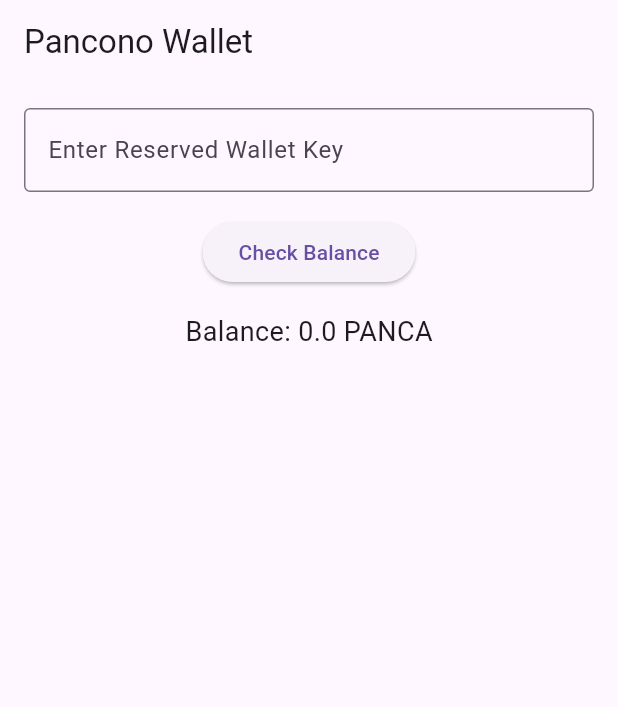
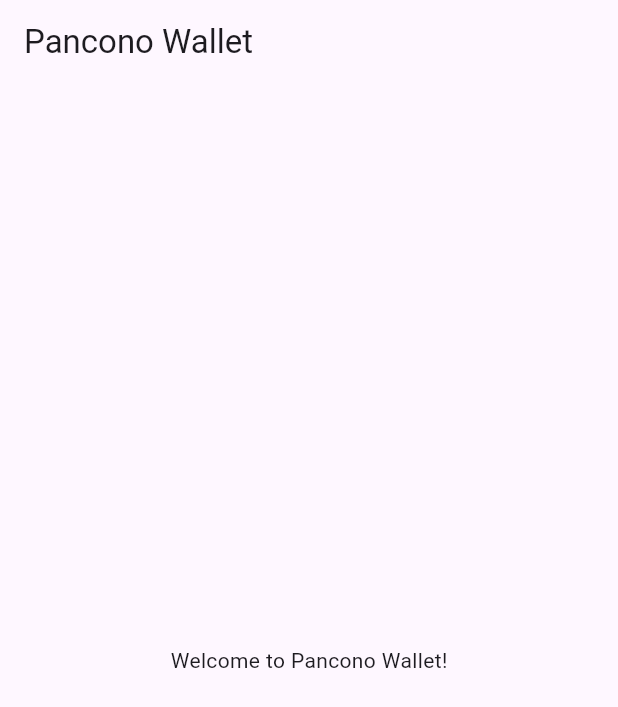
Before and after one commit to Olvind/pancono-mobile-wallet, a Flutter app: the screen it shows after launch, on a phone screen of 412 x 824 dp. Shown: the top 707 px of the screen. Run offline on Flutter 3.47's test engine with Material 3 defaults, Android fonts, the phone set to English and light mode, and no system bars.

Commit message:
Update main.dart

```diff
--- a/lib/main.dart
+++ b/lib/main.dart
@@ -1,67 +1,31 @@
 import 'package:flutter/material.dart';
 
 void main() {
-  runApp(PanconoWalletApp());
+  runApp(const MyApp());
 }
 
-class PanconoWalletApp extends StatelessWidget {
+class MyApp extends StatelessWidget {
+  const MyApp({super.key});
+
   @override
   Widget build(BuildContext context) {
     return MaterialApp(
       title: 'Pancono Wallet',
       theme: ThemeData(primarySwatch: Colors.blue),
-      home: WalletHomePage(),
+      home: const HomePage(),
     );
   }
 }
 
-class WalletHomePage extends StatefulWidget {
-  @override
-  _WalletHomePageState createState() => _WalletHomePageState();
-}
-
-class _WalletHomePageState extends State<WalletHomePage> {
-  final _keyController = TextEditingController();
-  Map<String, double> balances = {
-    'OWNER123456789': 2100000,
-    'TREASURY987654321': 1500000,
-    'RWPK_00000001': 5.0,
-    'RWPK_00000002': 5.0
-  };
-
-  double _balance = 0.0;
-
-  void _checkBalance() {
-    String key = _keyController.text.trim();
-    setState(() {
-      _balance = balances[key] ?? 0.0;
-    });
-  }
+class HomePage extends StatelessWidget {
+  const HomePage({super.key});
 
   @override
   Widget build(BuildContext context) {
     return Scaffold(
-      appBar: AppBar(title: Text('Pancono Wallet')),
-      body: Padding(
-        padding: EdgeInsets.all(16.0),
-        child: Column(
-          children: [
-            TextField(
-              controller: _keyController,
-              decoration: InputDecoration(
-                labelText: 'Enter Reserved Wallet Key',
-                border: OutlineInputBorder(),
-              ),
-            ),
-            SizedBox(height: 16),
-            ElevatedButton(
-              onPressed: _checkBalance,
-              child: Text('Check Balance'),
-            ),
-            SizedBox(height: 16),
-            Text('Balance: $_balance PANCA', style: TextStyle(fontSize: 18)),
-          ],
-        ),
+      appBar: AppBar(title: const Text("Pancono Wallet")),
+      body: const Center(
+        child: Text("Welcome to Pancono Wallet!"),
       ),
     );
   }
```
